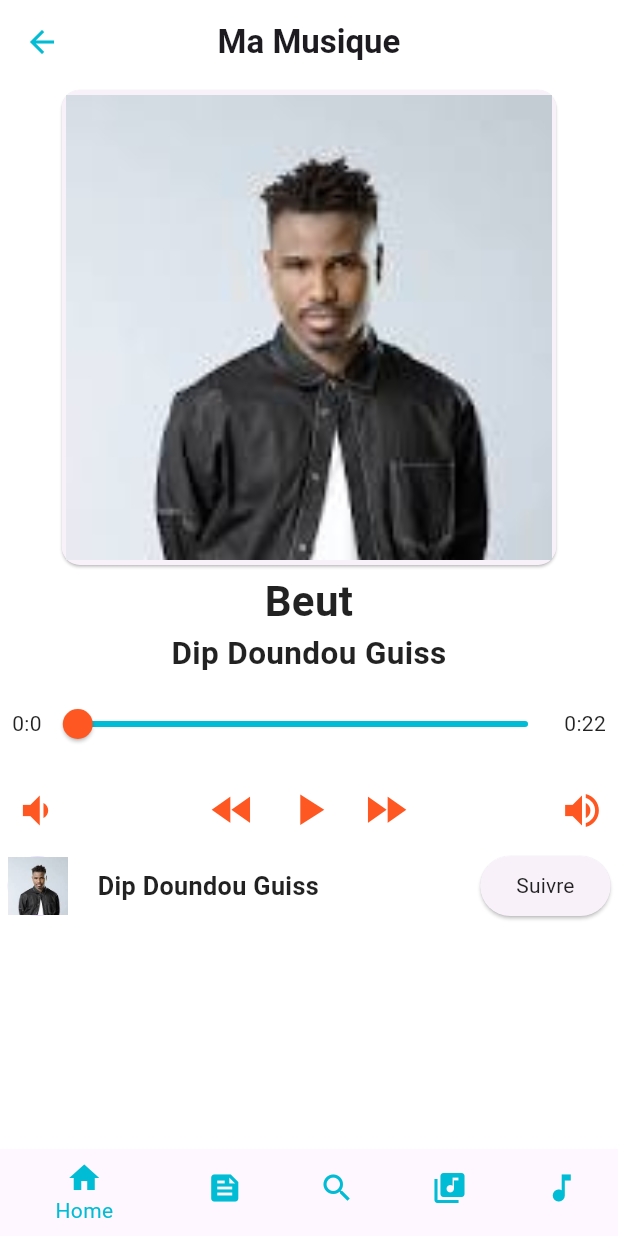
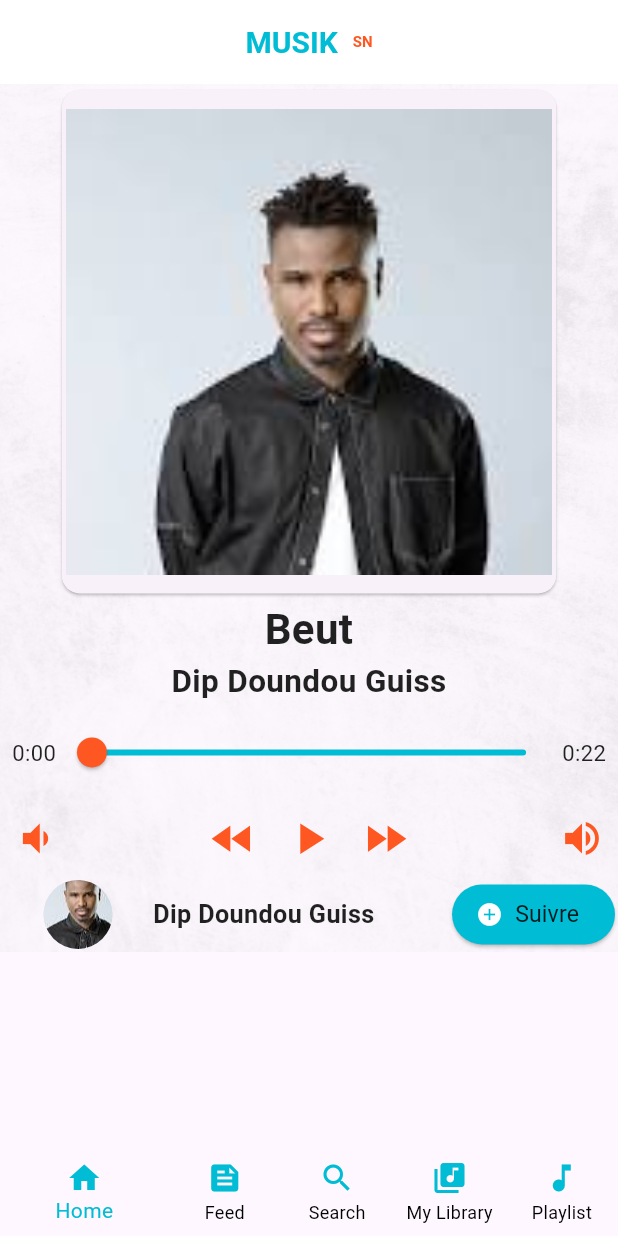
Before and after one commit to diokou-tech/music_player_flutter, a Flutter app: the HomePage screen opened by its route, on a phone screen of 412 x 824 dp. Run offline on Flutter 3.47's test engine with Material 2 defaults, Android fonts, the phone set to English and light mode, and no system bars; our stand-ins replace animated_text_kit, audioplayers, logger; Roboto replaces fonts that are missing (Cambria).

Commit message:
[update]

```diff
--- a/lib/main.dart
+++ b/lib/main.dart
@@ -1,6 +1,6 @@
 import 'package:flutter/material.dart';
 import 'package:musik_audiomack/ui/pages/home.page.dart';
-import 'package:musik_audiomack/ui/pages/about.page.dart';
+import 'package:musik_audiomack/ui/pages/library.page.dart';
 import 'package:musik_audiomack/ui/pages/login.page.dart';
 import 'package:musik_audiomack/ui/pages/playlist.page.dart';
 
@@ -19,7 +19,7 @@ class MyApp extends StatelessWidget {
       debugShowCheckedModeBanner: false,
       routes: {
         "/home": (context) => const HomePage(),
-        "/about": (context) => const AboutPage(),
+        "/about": (context) => const LibraryPage(),
         "/playlist": (context) => const PlaylistPage()
       },
       theme: ThemeData(
--- a/lib/ui/pages/home.page.dart
+++ b/lib/ui/pages/home.page.dart
@@ -15,6 +15,7 @@ class HomePage extends StatefulWidget {
 class _HomePageState extends State<HomePage> {
   late bool isPlayed;
   late Duration positionPlay;
+  late int currentIndexNavBar;
   var logger = Logger(
     printer: PrettyPrinter(
       printTime: true,
@@ -27,30 +28,59 @@ class _HomePageState extends State<HomePage> {
   List<Musique> listesMusiques = Faker.getMusiques();
   @override
   void initState() {
+    currentIndexNavBar = 0;
     super.initState();
     configurePlayer();
+  }
+
+  void changeIndexNavBar(int index) {
+    setState(() {
+      currentIndexNavBar = index;
+    });
   }
 
   @override
   Widget build(BuildContext context) {
     return Scaffold(
       appBar: AppBar(
-        actionsIconTheme: const IconThemeData(color: Colors.cyan),
-        iconTheme: const IconThemeData(color: Colors.cyan),
-        title: const Text(
-          "Ma Musique",
-          style: TextStyle(fontWeight: FontWeight.bold),
+        automaticallyImplyLeading: false,
+        title: const Row(
+          mainAxisAlignment: MainAxisAlignment.center,
+          children: [
+            Text(
+              "MUSIK",
+              style: TextStyle(
+                color: Colors.cyan,
+                fontFamily: "Cambria",
+                fontWeight: FontWeight.bold,
+                fontSize: 20,
+              ),
+            ),
+            SizedBox(
+              width: 10,
+            ),
+            Text(
+              "SN",
+              style: TextStyle(
+                color: Colors.deepOrange,
+                fontFamily: "Cambria",
+                fontSize: 10,
+                fontWeight: FontWeight.bold,
+              ),
+            ),
+          ],
         ),
         centerTitle: true,
         backgroundColor: Colors.white,
       ),
-      backgroundColor: Colors.white,
+      // backgroundColor: Colors.white,
       bottomNavigationBar: BottomNavigationBar(
-        showUnselectedLabels: false,
-        // showSelectedLabels: false,
+        showUnselectedLabels: true,
+        unselectedItemColor: Colors.black,
         selectedItemColor: Colors.cyan,
-        currentIndex: 0,
+        currentIndex: currentIndexNavBar,
         elevation: 0.0,
+        onTap: changeIndexNavBar,
         type: BottomNavigationBarType.shifting,
         backgroundColor: Colors.cyan,
         items: const [
@@ -74,7 +104,7 @@ class _HomePageState extends State<HomePage> {
                 Icons.search,
                 color: Colors.cyan,
               ),
-              label: "Feed"),
+              label: "Search"),
           BottomNavigationBarItem(
             icon: Icon(
               Icons.library_music,
@@ -93,6 +123,14 @@ class _HomePageState extends State<HomePage> {
       ),
       body: SingleChildScrollView(
         child: Center(
+          child: Container(
+            decoration: const BoxDecoration(
+              image:  DecorationImage(
+                image :  AssetImage("assets/images/wall-texture-background.jpg"),
+                fit: BoxFit.cover,
+                opacity: 0.3
+              )
+            ),
             child: Column(
               mainAxisAlignment: MainAxisAlignment.spaceEvenly,
               children: [
@@ -101,10 +139,7 @@ class _HomePageState extends State<HomePage> {
                     child: Container(
                         padding: const EdgeInsets.all(3),
                         width: MediaQuery.of(context).size.height / 2.5,
-                      child: Image.asset(
-                        _playing.imagePath,
-                        fit: BoxFit.fitHeight,
-                      ))),
+                        child: imageorDefault(_playing.imagePath))),
                 textWithStyle(_playing.titre, 2, true),
                 textWithStyle(_playing.artiste, 1.5, true),
                 Padding(
@@ -112,7 +147,7 @@ class _HomePageState extends State<HomePage> {
                   child: Row(
                     mainAxisAlignment: MainAxisAlignment.spaceBetween,
                     children: [
-                    textWithStyle("0:0", 1),
+                      textWithStyle("0:00", 1.05),
                       Expanded(
                         child: Slider(
                           activeColor: Colors.deepOrange,
@@ -128,7 +163,7 @@ class _HomePageState extends State<HomePage> {
                           min: 0,
                         ),
                       ),
-                    textWithStyle("0:22", 1),
+                      textWithStyle("0:22", 1.05),
                     ],
                   ),
                 ),
@@ -156,32 +191,29 @@ class _HomePageState extends State<HomePage> {
                     height: 50,
                     width: double.infinity,
                     child: Padding(
-                    padding: const EdgeInsets.all(5),
+                      padding: const EdgeInsets.all(2),
                       child: Row(
-                      crossAxisAlignment: CrossAxisAlignment.center,
                         mainAxisAlignment: MainAxisAlignment.spaceBetween,
                         children: [
                           Row(
                             children: [
                               CircleAvatar(
-                          child: Image.asset(
-                            _playing.imagePath,
-                            height: 50,
-                            width: 50,
-                          ),
-                        ),
-                        const SizedBox(
-                          width: 20,
+                                radius: 50,
+                                backgroundImage:
+                                    getImageorDefault(_playing.imagePath),
                               ),
                               textWithStyle(_playing.artiste, 1.2, true),
                             ],
                           ),
-                    ElevatedButton(
-                      style: const ButtonStyle(
-                        alignment: Alignment.center,
+                          ElevatedButton.icon(
+                            style: ElevatedButton.styleFrom(
+                              foregroundColor: Colors.white,
+                              backgroundColor: Colors.cyan
                             ),
-                    onPressed: (){},
-                    child: textWithStyle("Suivre", 1))
+                            label: textWithStyle("Suivre", 1.1),
+                            onPressed: () {},
+                            icon: const Icon(Icons.add_circle),
+                          ),
                         ],
                       ),
                     ))
@@ -189,7 +221,34 @@ class _HomePageState extends State<HomePage> {
             ),
           ),
         ),
+      ),
     );
+  }
+
+  Widget imageorDefault(String path) {
+    try {
+      return Image.asset(
+        path,
+        fit: BoxFit.contain,
+        height: MediaQuery.of(context).size.height / 2.5,
+      );
+    } on Exception catch (e) {
+      logger.d(e);
+      return Image.asset(
+        "images/defaultImage.webp",
+        fit: BoxFit.contain,
+        height: MediaQuery.of(context).size.height / 2.5,
+      );
+    }
+  }
+
+  AssetImage getImageorDefault(String path) {
+    try {
+      return AssetImage(path);
+    } catch (e) {
+      logger.d(e);
+      return const AssetImage("images/defaultImage.webp");
+    }
   }
 
   Text textWithStyle(String data, double scal, [bool isBold = false]) {
--- a/lib/ui/pages/about.page.dart
+++ b/lib/ui/pages/library.page.dart
@@ -1,7 +1,7 @@
 import 'package:flutter/material.dart';
 
-class AboutPage extends StatelessWidget {
-  const AboutPage({super.key});
+class LibraryPage extends StatelessWidget {
+  const LibraryPage({super.key});
 
   @override
   Widget build(BuildContext context) {
--- a/pubspec.yaml
+++ b/pubspec.yaml
@@ -63,7 +63,10 @@ flutter:
 
   # To add assets to your application, add an assets section, like this:
   assets:
+    # images
+    - assets/images/defaultImage.webp
     - assets/images/dip_cover.jpeg
+    - assets/images/wall-texture-background.jpg
     - assets/images/leys.jpeg
     - assets/images/freeze.jpeg
     - assets/images/reptyle-music.jpeg
```
Also changed, not shown: lib/ui/pages/login.page.dart (+4 -4 lines), assets/images/defaultImage.webp (added), assets/images/wall-texture-background.jpg (added), 1 other file. Lines whose indentation alone changed are shown as unchanged.
